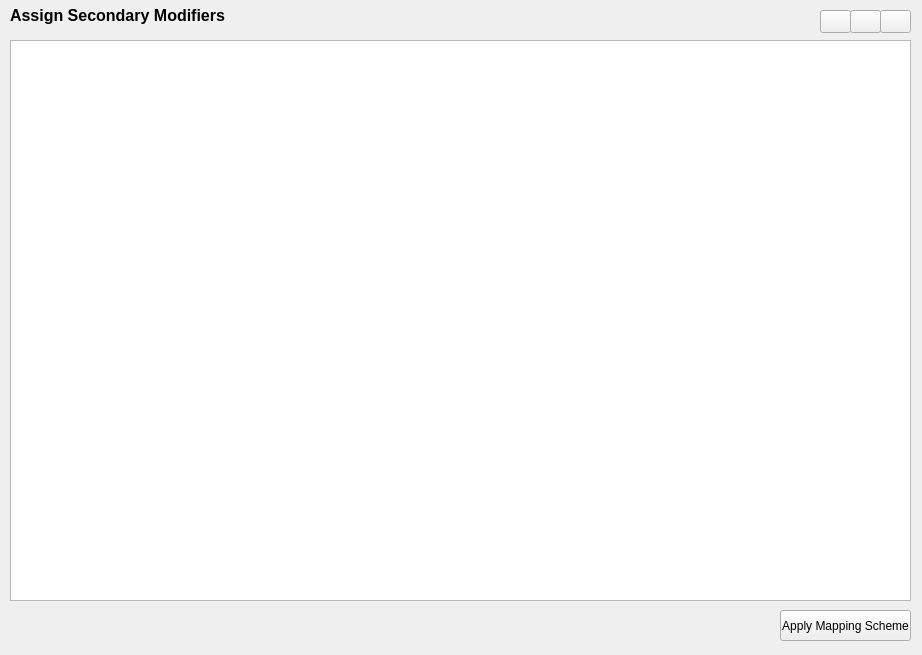
Old version of the form qt/wdg_mod.ui in the repository gem/sidd.
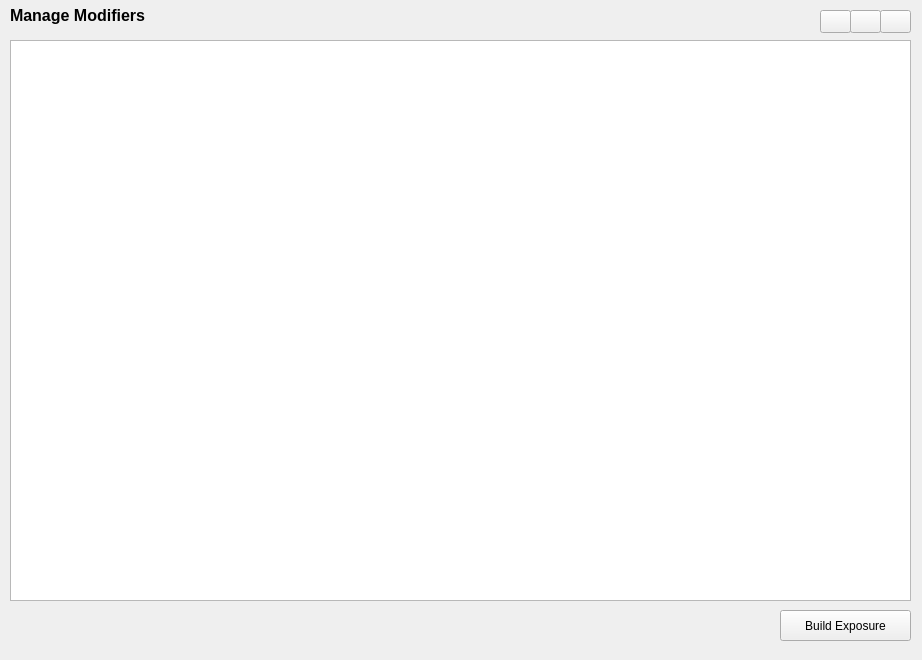
New version of the form. Icons and pictures are not drawn.

Commit message: updates - created new sets of operators *ToGrid   ZoneToGrid: create grids from zone with building count   FootprintZoneToGrid: create grid from footprint and zone. if zone has building count > footprint count,                        additional building count in zone is distributed out according to area                        (leftover from total-footprint area) - added test cases - deprecated following operators   GridWriter, GridFromRegionWriter, ExposureGeometryWriter, FootprintAggregator, ZoneGridMerger, ZoneFootprintMerger   will delete in next commit along with their test cases

```diff
--- a/qt/wdg_mod.ui
+++ b/qt/wdg_mod.ui
@@ -7,7 +7,7 @@
     <x>0</x>
     <y>0</y>
     <width>922</width>
-    <height>655</height>
+    <height>660</height>
    </rect>
   </property>
   <property name="windowTitle">
@@ -23,7 +23,7 @@
     </rect>
    </property>
    <property name="text">
-    <string>Apply Mapping Scheme</string>
+    <string>Build Exposure</string>
    </property>
   </widget>
   <widget class="QTableView" name="table_mod">
@@ -59,7 +59,7 @@
     </font>
    </property>
    <property name="text">
-    <string>Assign Secondary Modifiers</string>
+    <string>Manage Modifiers</string>
    </property>
   </widget>
   <widget class="QWidget" name="widget_buttons" native="true">
```
Left out of the diff: 9 changed lines with no effect on the pictures. The commit also changes 75 other files.
